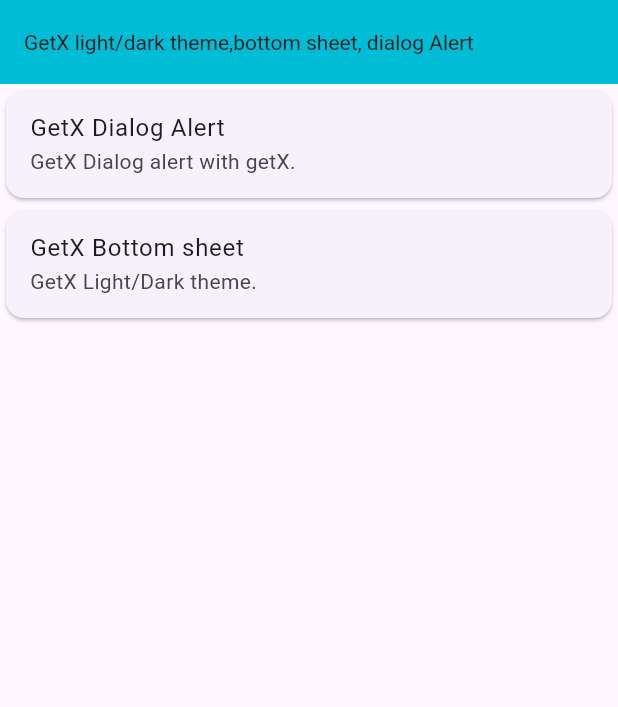
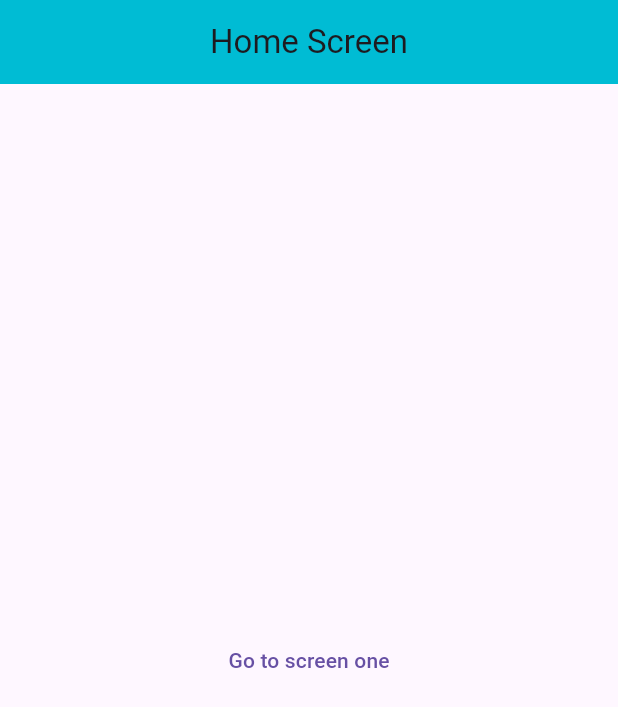
Before and after one commit to Jahid01234/getx_all_code, a Flutter app: the screen it shows after launch, on a phone screen of 412 x 824 dp. Shown: the top 707 px of the screen. Run offline on Flutter 3.47's test engine with Material 3 defaults, Android fonts, the light colour scheme and no system bars; our stand-ins replace get.

Commit message:
-Routes -Navigation

```diff
--- a/lib/HomeScreen.dart
+++ /dev/null
@@ -1,137 +0,0 @@
-import 'package:flutter/cupertino.dart';
-import 'package:flutter/material.dart';
-import 'package:get/get.dart';
-
-class HomeScreen extends StatelessWidget {
-  const HomeScreen({super.key});
-
-  @override
-  Widget build(BuildContext context) {
-    return Scaffold(
-      appBar: AppBar(
-        backgroundColor: Colors.cyan,
-        title: const Text(
-          "GetX light/dark theme,bottom sheet, dialog Alert",
-          style: TextStyle(fontSize: 14),
-        ),
-      ),
-      body: Column(
-        crossAxisAlignment: CrossAxisAlignment.center,
-        children: [
-
-          // GetX Dialog show
-          Card(
-            child: ListTile(
-              title: const Text("GetX Dialog Alert "),
-              subtitle: const Text("GetX Dialog alert with getX."),
-              onTap: () {
-                // Dialog show
-                Get.defaultDialog(
-                  backgroundColor: Colors.blueGrey,
-                  title: "GetX Dialog Alert ",
-                  titlePadding: const EdgeInsets.only(top: 5),
-                  titleStyle:
-                      const TextStyle(fontSize: 15, color: Colors.white),
-                  content: const Column(
-                    children: [
-                      Text(
-                        "GetX Dialog Alert. Flutter getX ",
-                        style:
-                            TextStyle(fontSize: 15, color: Colors.deepOrange),
-                      ),
-                      Text(
-                        "GetX Dialog Alert. Flutter getX ",
-                        style:
-                            TextStyle(fontSize: 15, color: Colors.deepOrange),
-                      ),
-                      Text(
-                        "GetX Dialog Alert. Flutter getX ",
-                        style:
-                            TextStyle(fontSize: 15, color: Colors.deepOrange),
-                      ),
-                    ],
-                  ),
-                  // middleText: "GetX Dialog Alert. Flutter getX ",
-                  // middleTextStyle: const TextStyle(fontSize: 15,color: Colors.tealAccent),
-                  // actions: [
-                  //   IconButton(onPressed: (){
-                  //     Get.back();
-                  //   }, icon:const Icon(Icons.cancel),),
-                  //   IconButton(onPressed: (){
-                  //      //Navigator.pop(context);
-                  //      Get.back();
-                  //   }, icon:const Icon(Icons.confirmation_num),)
-                  // ],
-                  cancel: TextButton(
-                    onPressed: () {
-                      Get.back();
-                    },
-                    child: const Text('No'),
-                  ),
-                  confirm: TextButton(
-                    onPressed: () {
-                      //Navigator.pop(context);
-                      Get.back();
-                    },
-                    child: const Text('Yes'),
-                  ),
-                  // textCancel: "No",
-                  // textConfirm: "Yes"
-                );
-              },
-            ),
-          ),
-
-          // GetX Light/Dark theme and bottom sheet show
-          Card(
-            child: ListTile(
-              title: const Text("GetX Bottom sheet "),
-              subtitle: const Text("GetX Light/Dark theme."),
-              onTap: () {
-                // bottomSheet show
-                Get.bottomSheet(
-                 Container(
-                   height: 100,
-                   margin: const EdgeInsets.all(30),
-                   decoration:   BoxDecoration(
-                     color: Colors.grey,
-                     // borderRadius: BorderRadius.only(
-                     //   topLeft: Radius.circular(30),
-                     //   topRight: Radius.circular(30),
-                     // )
-                     borderRadius: BorderRadius.circular(40)
-
-
-                   ),
-                   child: Column(
-                     children: [
-                       ListTile(
-                         leading: const Icon(Icons.light_mode,color: Colors.white,),
-                         title: const Text('Light Theme'),
-                         onTap: (){
-                           Get.changeTheme(ThemeData.light());
-                         },
-                       ),
-
-                       ListTile(
-                         leading: const Icon(Icons.dark_mode,color: Colors.white,),
-                         title: const Text('Dark Theme'),
-                         onTap: (){
-                           Get.changeTheme(ThemeData.dark());
-                         },
-                       ),
-
-                     ],
-                   ),
-                 )
-
-                );
-              },
-            ),
-          ),
-
-        ],
-      ),
-    );
-  }
-}
--- /dev/null
+++ b/lib/Routes/app_routes.dart
@@ -0,0 +1,30 @@
+import 'package:get/get.dart';
+import 'package:get_material_app/Routes/routes_name.dart';
+import 'package:get_material_app/first_screen.dart';
+import 'package:get_material_app/home_screen.dart';
+import 'package:get_material_app/second_screen.dart';
+
+class AppRoutes{
+  static final List<GetPage> pages=[
+    GetPage(
+        name: RoutesName.homeScreen,
+        page: ()=> const  HomeScreen(),
+        transition: Transition.leftToRightWithFade,
+        transitionDuration: const Duration(milliseconds: 200),
+    ),
+
+    GetPage(
+        name: RoutesName.firstScreen,
+        page: ()=> const  FirstScreen(),
+        transition: Transition.leftToRightWithFade,
+        transitionDuration: const Duration(milliseconds: 200),
+    ),
+
+    GetPage(
+        name: RoutesName.secondScreen,
+        page: ()=> const SecondScreen(),
+        transition: Transition.leftToRightWithFade,
+        transitionDuration: const Duration(milliseconds: 200),
+    ),
+  ];
+}
--- /dev/null
+++ b/lib/Routes/routes_name.dart
@@ -0,0 +1,6 @@
+
+class RoutesName{
+  static const String homeScreen ='/'; // initialRoutes
+  static const String firstScreen ='/first_screen';
+  static const String secondScreen ='/second_screen';
+}
--- /dev/null
+++ b/lib/home_screen.dart
@@ -0,0 +1,42 @@
+import 'package:flutter/material.dart';
+import 'package:get/get.dart';
+import 'package:get_material_app/Routes/routes_name.dart';
+
+
+class HomeScreen extends StatefulWidget {
+  const HomeScreen({super.key});
+
+  @override
+  State<HomeScreen> createState() => _HomeScreenState();
+}
+
+class _HomeScreenState extends State<HomeScreen> {
+  @override
+  Widget build(BuildContext context) {
+    return Scaffold(
+      appBar: AppBar(
+        backgroundColor: Colors.cyan,
+        title: const Text("Home Screen"),
+        centerTitle: true,
+      ),
+      body: Center(
+        child: TextButton(
+          child: const Text("Go to screen one"),
+          onPressed: (){
+          // Get.to(const FirstScreen());
+
+            // Navigate to next screen without pop any screen
+            Get.toNamed(
+                RoutesName.firstScreen,
+                // list
+                arguments: [
+                  "Jahid",
+                  "Hasan"
+                ]
+            );
+          },
+        ),
+      ),
+    );
+  }
+}
--- a/lib/main.dart
+++ b/lib/main.dart
@@ -1,6 +1,7 @@
 import 'package:flutter/material.dart';
 import 'package:get/get.dart';
-import 'package:get_material_app/HomeScreen.dart';
+import 'package:get_material_app/Routes/app_routes.dart';
+
 
 void main() {
   runApp(const MyApp());
@@ -9,13 +10,12 @@
 class MyApp extends StatelessWidget {
   const MyApp({super.key});
 
-  // This widget is the root of your application.
   @override
   Widget build(BuildContext context) {
-    return const GetMaterialApp(
+    return GetMaterialApp(
       title: 'GetX Tutorial',
       debugShowCheckedModeBanner: false,
-      home: HomeScreen()
+      getPages: AppRoutes.pages,
     );
   }
 }
```
Also changed, not shown: lib/first_screen.dart (added, +45 -0 lines), lib/second_screen.dart (added, +58 -0 lines).
